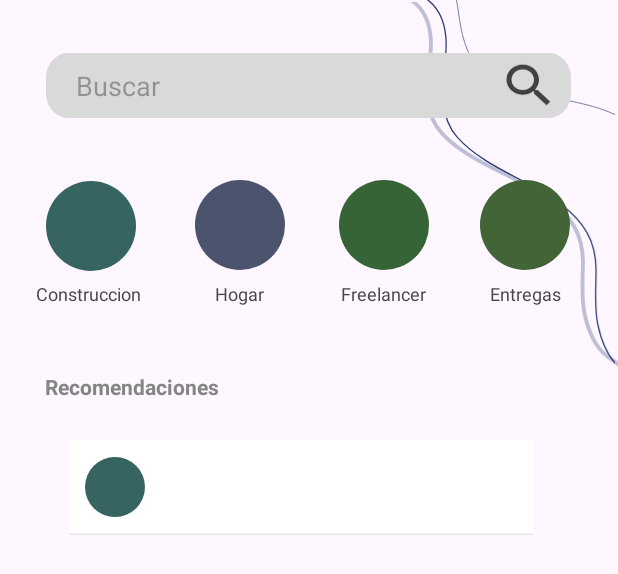
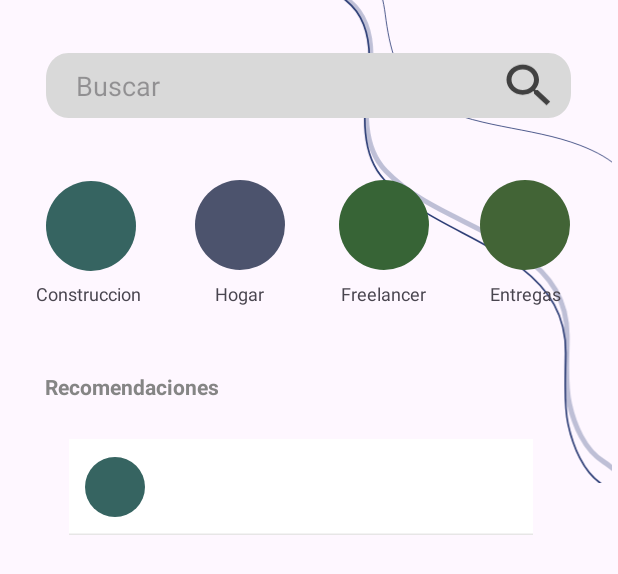
Before and after one commit to Gabss16/EXPO2024, an Android app: the layout fragment_buscar.xml on its own in the app's theme, with its tools: preview values and no code run, on a phone screen of 412 x 824 dp. Shown: the top 574 px of the screen. Run offline under Robolectric (Android 15) with nearby library versions, the phone set to English and light mode, and no system bars.

Commit message:
se arreglaron un par de cositas

```diff
--- a/app/src/main/res/drawable/lineas_decoracion1.xml
+++ b/app/src/main/res/drawable/lineas_decoracion1.xml
@@ -1,27 +1,31 @@
 <?xml version="1.0" encoding="utf-8"?>
 
 
+
+
 <vector xmlns:android="http://schemas.android.com/apk/res/android"
-        android:width="210dp"
-        android:height="303dp"
-        android:viewportWidth="210"
-        android:viewportHeight="303">
+    android:width="223dp"
+    android:height="290dp"
+    android:viewportWidth="223"
+    android:viewportHeight="290">
+    <path
+        android:fillAlpha="0.3"
+        android:strokeColor="#FF2B3C75"
+        android:strokeAlpha="0.3"
+        android:strokeWidth="3"
+        android:strokeLineCap="round"
+        android:pathData="M2-4.3c23.38-2.75 42.33-10.96 62.2 4.17 14.55 11.1 15.28 30.14 12.96 46.34-2.63 18.44-4.29 41.6 9.79 56.28 22.64 23.63 55.95 31.27 81.9 50.51 17.37 12.88 27 27.15 27 48.85 0 13.28-1.52 27.78 1.37 40.8 2.79 12.52 9.06 27.6 20.48 34.59 3.93 2.4 6.53 5.63 10.92 7.58 2.78 1.24 5.54 1.7 8.2 3.04"/>
+
         <path
             android:strokeColor="#FF2B3C75"
             android:strokeWidth="1"
             android:strokeLineCap="round"
             android:pathData="M1-4.07C24.4-6.96 43.37-15.56 63.24 0.3c14.57 11.61 15.3 31.56 12.98 48.54-2.64 19.32-4.3 43.58 9.8 58.96 22.66 24.76 56 32.76 81.97 52.92 17.38 13.49 27.02 28.45 27.02 51.17 0 13.92-1.53 29.11 1.37 42.75 2.78 13.12 9.06 28.92 20.5 36.24 3.92 2.51 6.53 5.9 10.92 7.94 2.78 1.3 5.54 1.79 8.2 3.18"/>
 
-        <vector xmlns:android="http://schemas.android.com/apk/res/android"
-            android:width="215dp"
-            android:height="200dp"
-            android:viewportWidth="215"
-            android:viewportHeight="200">
         <path
             android:strokeColor="#FF2B3C75"
             android:strokeWidth="0.5"
             android:strokeLineCap="round"
             android:pathData="M0.85-19.68c21.8-8.9 37.86-21.88 61.04-12.6C78.9-25.5 84.68-7.35 86.78 8.9c2.4 18.48 6.98 41.22 24.47 51.61 28.14 16.72 62.28 15.17 92.44 26.78 20.17 7.76 33.27 18.94 39.07 39.85 3.56 12.8 5.96 27.18 12.23 38.95 6.03 11.32 16.1 24.18 28.98 27.85 4.42 1.26 7.8 3.68 12.55 4.39 3 0.45 5.79 0.16 8.7 0.73"/>
-        </vector>
 
 </vector>
--- a/app/src/main/res/drawable/lineas_decoracion2.xml
+++ /dev/null
@@ -1,15 +0,0 @@
-<?xml version="1.0" encoding="utf-8"?>
-
-<vector xmlns:android="http://schemas.android.com/apk/res/android"
-    android:width="223dp"
-    android:height="290dp"
-    android:viewportWidth="223"
-    android:viewportHeight="290">
-    <path
-        android:fillAlpha="0.3"
-        android:strokeColor="#FF2B3C75"
-        android:strokeAlpha="0.3"
-        android:strokeWidth="3"
-        android:strokeLineCap="round"
-        android:pathData="M2-4.3c23.38-2.75 42.33-10.96 62.2 4.17 14.55 11.1 15.28 30.14 12.96 46.34-2.63 18.44-4.29 41.6 9.79 56.28 22.64 23.63 55.95 31.27 81.9 50.51 17.37 12.88 27 27.15 27 48.85 0 13.28-1.52 27.78 1.37 40.8 2.79 12.52 9.06 27.6 20.48 34.59 3.93 2.4 6.53 5.63 10.92 7.58 2.78 1.24 5.54 1.7 8.2 3.04"/>
-</vector>
--- a/app/src/main/res/layout/fragment_dashboard.xml
+++ b/app/src/main/res/layout/fragment_buscar.xml
@@ -8,8 +8,8 @@
 
     <ImageView
         android:id="@+id/imgLineas2"
-        android:layout_width="182dp"
-        android:layout_height="257dp"
+        android:layout_width="255dp"
+        android:layout_height="322dp"
         app:layout_constraintBottom_toBottomOf="parent"
         app:layout_constraintEnd_toEndOf="parent"
         app:layout_constraintHorizontal_bias="1.0"
@@ -17,18 +17,6 @@
         app:layout_constraintTop_toTopOf="parent"
         app:layout_constraintVertical_bias="0.0"
         app:srcCompat="@drawable/lineas_decoracion1" />
-
-    <ImageView
-        android:id="@+id/imgLineas1"
-        android:layout_width="192dp"
-        android:layout_height="251dp"
-        app:layout_constraintBottom_toBottomOf="parent"
-        app:layout_constraintEnd_toEndOf="parent"
-        app:layout_constraintHorizontal_bias="1.0"
-        app:layout_constraintStart_toStartOf="parent"
-        app:layout_constraintTop_toTopOf="parent"
-        app:layout_constraintVertical_bias="0.0"
-        app:srcCompat="@drawable/lineas_decoracion2" />
 
     <EditText
         android:id="@+id/txtBarraBusqueda"
--- a/app/src/main/res/navigation/mobile_navigation.xml
+++ b/app/src/main/res/navigation/mobile_navigation.xml
@@ -15,7 +15,7 @@
         android:id="@+id/navigation_dashboard"
         android:name="com.example.expogbss.ui.dashboard.DashboardFragment"
         android:label="@string/title_dashboard"
-        tools:layout="@layout/fragment_dashboard" />
+        tools:layout="@layout/fragment_buscar" />
 
     <fragment
         android:id="@+id/navigation_notifications"
```
Lines whose indentation alone changed are shown as unchanged.
